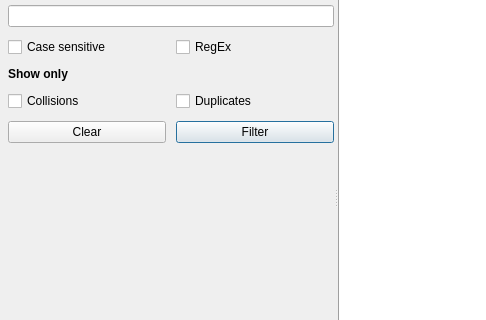
First picture: the form in plover/gui_qt/dictionary_editor.ui, repository openstenoproject/plover, before the edit; both pictures show x 0 to 486 and y 83 to 403 of the 777 by 560 pixel window.
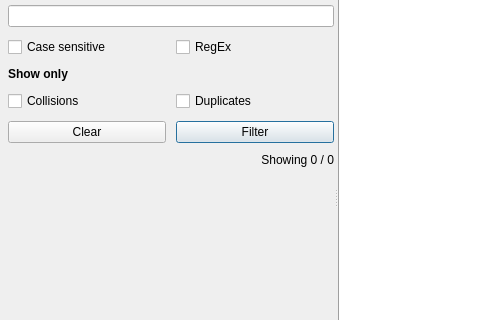
Second picture: the form after the edit. Icons and pictures are not drawn.

Commit message: Add filtered label

Patch:
```diff
--- a/plover/gui_qt/dictionary_editor.ui
+++ b/plover/gui_qt/dictionary_editor.ui
@@ -210,6 +210,16 @@
          </property>
         </widget>
        </item>
+       <item row="10" column="0" colspan="2">
+        <widget class="QLabel" name="filtered_label">
+         <property name="text">
+          <string>Showing 0 / 0</string>
+         </property>
+         <property name="alignment">
+          <set>Qt::AlignRight|Qt::AlignTrailing|Qt::AlignVCenter</set>
+         </property>
+        </widget>
+       </item>
       </layout>
      </widget>
      <widget class="QTableView" name="table">
```
The commit also changes 2 other files.
